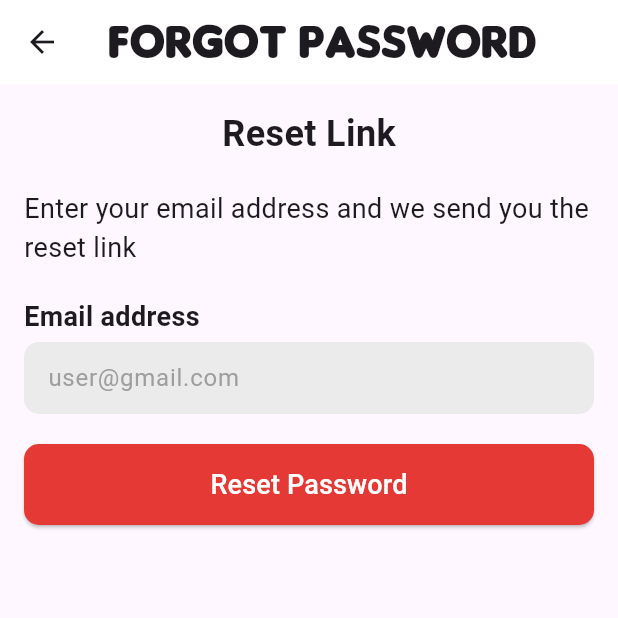
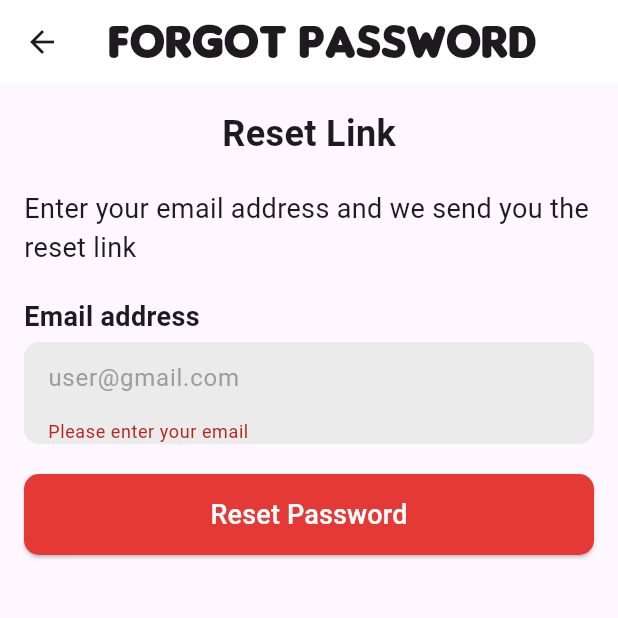
Before and after one commit to SurajKumar854/Foodie, a Flutter app: the ResetPasswordScreen screen opened by its route, after a tap on "Reset Password", on a phone screen of 412 x 824 dp, the top half of it. Run offline on Flutter 3.47's test engine with Material 3 defaults, Android fonts, the light colour scheme and no system bars; our stand-ins replace email_validator, flutter_bloc, fluttertoast, lottie, universal_platform; missing offline and left inert: mailer, serverpod, serverpod_client, serverpod_flutter; project files that could hold a hidden picture were left out.

Commit message:
feat: Implement validation and Bloc for password reset
- Added validation to ensure user input validity on reset password screen
- Utilized Bloc pattern for efficient management of password reset process
- Enhances user experience by guiding users and reducing errors

```diff
--- a/nemo_flutter/lib/main.dart
+++ b/nemo_flutter/lib/main.dart
@@ -3,6 +3,7 @@ import 'package:flutter_bloc/flutter_bloc.dart';
 import 'package:nemo_client/nemo_client.dart';
 import 'package:flutter/material.dart';
 import 'package:nemo_flutter/ui/navigation/routes/routes.dart';
+import 'package:nemo_flutter/ui/screens/auth/reset_password/bloc/reset_password_bloc.dart';
 import 'package:nemo_flutter/ui/screens/auth/reset_password/reset_password_screen.dart';
 import 'package:nemo_flutter/ui/screens/auth/signin/bloc/sign_in_bloc.dart';
 import 'package:nemo_flutter/ui/screens/auth/signin/sign_in_screen.dart';
@@ -35,6 +36,7 @@ class MyApp extends StatelessWidget {
       providers: [
         BlocProvider<SignInBloc>(create: (_) => SignInBloc()),
         BlocProvider<SignUpBloc>(create: (_) => SignUpBloc()),
+        BlocProvider<ResetPasswordBloc>(create: (_) => ResetPasswordBloc()),
       ],
       child: MaterialApp(
         color: Colors.white,
--- /dev/null
+++ b/nemo_flutter/lib/ui/screens/auth/reset_password/bloc/reset_password_bloc.dart
@@ -0,0 +1,33 @@
+import 'package:flutter_bloc/flutter_bloc.dart';
+import 'package:nemo_flutter/ui/screens/auth/reset_password/event/reset_password_event.dart';
+import 'package:nemo_flutter/ui/screens/auth/signin/event/sign_in_event.dart';
+import 'package:nemo_flutter/ui/screens/auth/signin/state/sign_in_state.dart';
+
+import '../../../../../main.dart';
+import '../state/sign_in_state.dart';
+
+class ResetPasswordBloc extends Bloc<ResetPasswordEvent, ResetPasswordState> {
+  ResetPasswordBloc() : super(ResetPasswordInitial()) {
+    on<ResetPasswordEvent>(onResetPasswordEvent);
+  }
+
+  Future<void> onResetPasswordEvent(
+      ResetPasswordEvent event, Emitter<ResetPasswordState> emit) async {
+    emit(ResetPasswordLoading());
+
+    await Future.delayed(Duration(seconds: 2), () async {
+      try {
+        var result =
+            await client.foodWhaleUserAuth.sendResetPasswordLink(event.email);
+        if (result.status) {
+          emit(ResetPasswordSuccess(message: result.message));
+        } else {
+          emit(ResetPasswordFail(message: result.message));
+        }
+      } catch (error) {
+        emit(ResetPasswordFail(
+            message: "Some Error Occurred. Please try later"));
+      }
+    });
+  }
+}
--- /dev/null
+++ b/nemo_flutter/lib/ui/screens/auth/reset_password/event/reset_password_event.dart
@@ -0,0 +1,6 @@
+
+
+class ResetPasswordEvent {
+  String email;
+  ResetPasswordEvent({required this.email});
+}
--- a/nemo_flutter/lib/ui/screens/auth/reset_password/reset_password_screen.dart
+++ b/nemo_flutter/lib/ui/screens/auth/reset_password/reset_password_screen.dart
@@ -1,5 +1,8 @@
 import 'package:flutter/cupertino.dart';
 import 'package:flutter/material.dart';
+import 'package:flutter_bloc/flutter_bloc.dart';
+import 'package:nemo_flutter/ui/screens/auth/reset_password/bloc/reset_password_bloc.dart';
+import 'package:nemo_flutter/ui/screens/auth/reset_password/event/reset_password_event.dart';
 import 'package:nemo_flutter/utils/utils.dart';
 import '../../../../../main.dart';
 
@@ -16,13 +19,15 @@ class _ResetPasswordScreenState extends State<ResetPasswordScreen> {
   String titleBar = "Forgot Password";
   double bodyPadding = 16;
   var emailTC = TextEditingController();
+  var errorEmailMsg;
 
-  Future<void>sendEmail()async{
-    var result=await client.foodWhaleUserAuth.sendResetPasswordLink(emailTC.text);
-    if(result.status){
+  Future<void> sendEmail() async {
+    var result =
+        await client.foodWhaleUserAuth.sendResetPasswordLink(emailTC.text);
+    if (result.status) {
       Utils.toastMessage(result.message);
-    }else {
-       Utils.toastMessage(result.message);
+    } else {
+      Utils.toastMessage(result.message);
     }
   }
 
@@ -51,9 +56,6 @@ class _ResetPasswordScreenState extends State<ResetPasswordScreen> {
             Column(
               crossAxisAlignment: CrossAxisAlignment.start,
               children: [
-
-
-
                 Text(
                   "Email address",
                   style: TextStyle(fontSize: 18, fontWeight: FontWeight.bold),
@@ -68,7 +70,21 @@ class _ResetPasswordScreenState extends State<ResetPasswordScreen> {
                         borderRadius: BorderRadius.all(Radius.circular(10))),
                     child: TextField(
                         controller: emailTC,
+                        onChanged: (value) {
+                          Future.delayed(Duration(milliseconds: 200), () {
+                            if (!Utils.isEmailValid(value)) {
+                              setState(() {
+                                errorEmailMsg = "Please enter valid email";
+                              });
+                            } else {
+                              setState(() {
+                                errorEmailMsg = null;
+                              });
+                            }
+                          });
+                        },
                         decoration: InputDecoration(
+                            errorText: errorEmailMsg,
                             hintStyle:
                                 TextStyle(fontSize: 16, color: Colors.grey),
                             hintText: "user@gmail.com",
@@ -87,15 +103,21 @@ class _ResetPasswordScreenState extends State<ResetPasswordScreen> {
                         shape: RoundedRectangleBorder(
                             borderRadius: BorderRadius.circular(10))),
                     onPressed: () {
-                      sendEmail();
-
+                      if (emailTC.text.isEmpty) {
+                        setState(() {
+                          errorEmailMsg = "Please enter your email";
+                        });
+                        return;
+                      }
+                      context
+                          .read<ResetPasswordBloc>()
+                          .add(ResetPasswordEvent(email: emailTC.text));
                     },
                     child: Container(
                         child: Text(
-                          "Reset Password",
-                          style:
-                          TextStyle(color: Colors.white, fontSize: 18),
-                        )))
+                      "Reset Password",
+                      style: TextStyle(color: Colors.white, fontSize: 18),
+                    )))
               ],
             ),
           ],
--- /dev/null
+++ b/nemo_flutter/lib/ui/screens/auth/reset_password/state/sign_in_state.dart
@@ -0,0 +1,22 @@
+
+
+class ResetPasswordState {
+
+}
+
+class ResetPasswordInitial extends ResetPasswordState{
+}
+
+class ResetPasswordLoading extends ResetPasswordState{
+}
+
+class ResetPasswordFail extends ResetPasswordState{
+  String message;
+
+  ResetPasswordFail({required this.message});
+}
+
+class ResetPasswordSuccess extends ResetPasswordState{
+  String message;
+  ResetPasswordSuccess({required this.message});
+}
```
